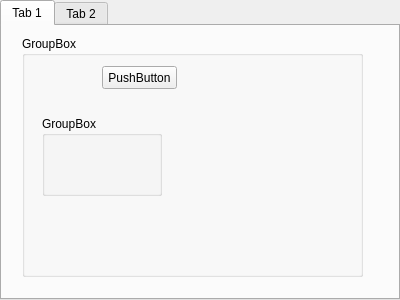
Above: size.ui from stepc0re/markt3 before the change. Below: the same form after it.
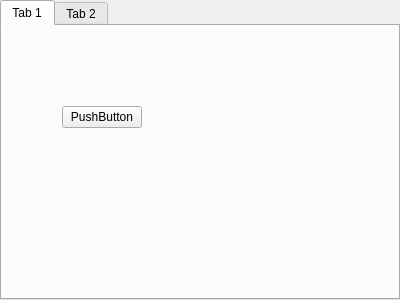
That is the form after the change.

What changed in the file:
```diff
--- a/size.ui
+++ b/size.ui
@@ -20,44 +20,18 @@
    <widget class="QWidget" name="gridLayoutWidget">
     <property name="geometry">
      <rect>
-      <x>20</x>
-      <y>10</y>
-      <width>341</width>
-      <height>241</height>
+      <x>60</x>
+      <y>80</y>
+      <width>160</width>
+      <height>80</height>
      </rect>
     </property>
-    <layout class="QGridLayout" name="gridLayout">
+    <layout class="QFormLayout" name="formLayout">
      <item row="0" column="0">
-      <widget class="QGroupBox" name="groupBox">
-       <property name="title">
-        <string>GroupBox</string>
+      <widget class="QPushButton" name="pushButton">
+       <property name="text">
+        <string>PushButton</string>
        </property>
-       <widget class="QGroupBox" name="groupBox_2">
-        <property name="geometry">
-         <rect>
-          <x>20</x>
-          <y>80</y>
-          <width>120</width>
-          <height>80</height>
-         </rect>
-        </property>
-        <property name="title">
-         <string>GroupBox</string>
-        </property>
-       </widget>
-       <widget class="QPushButton" name="pushButton">
-        <property name="geometry">
-         <rect>
-          <x>80</x>
-          <y>30</y>
-          <width>75</width>
-          <height>23</height>
-         </rect>
-        </property>
-        <property name="text">
-         <string>PushButton</string>
-        </property>
-       </widget>
       </widget>
      </item>
     </layout>
```
Left out of the diff: 2 changed lines with no effect on the pictures.
